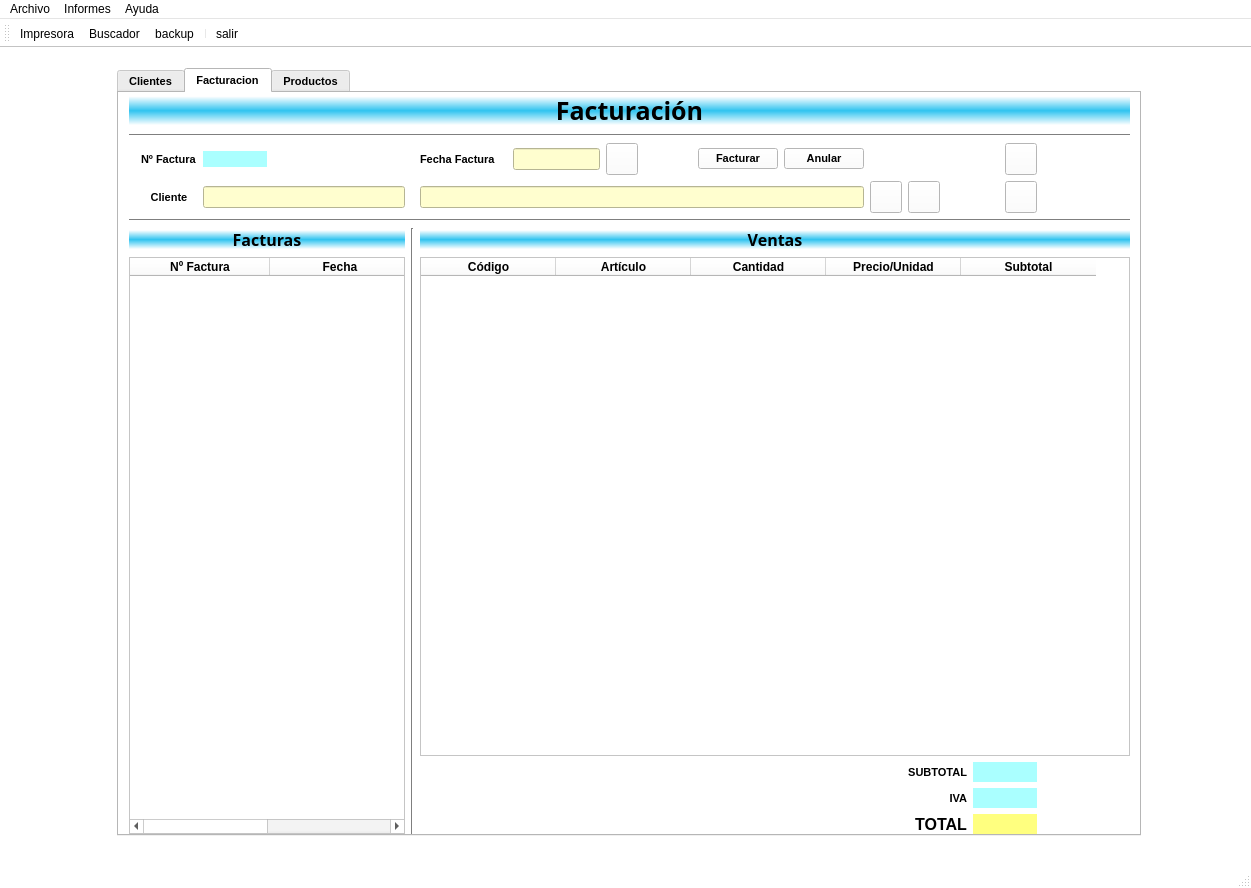
First picture: the form in venPrincipal.ui, repository YukiTheThicc/BARREIROCHAPELA, before the edit.
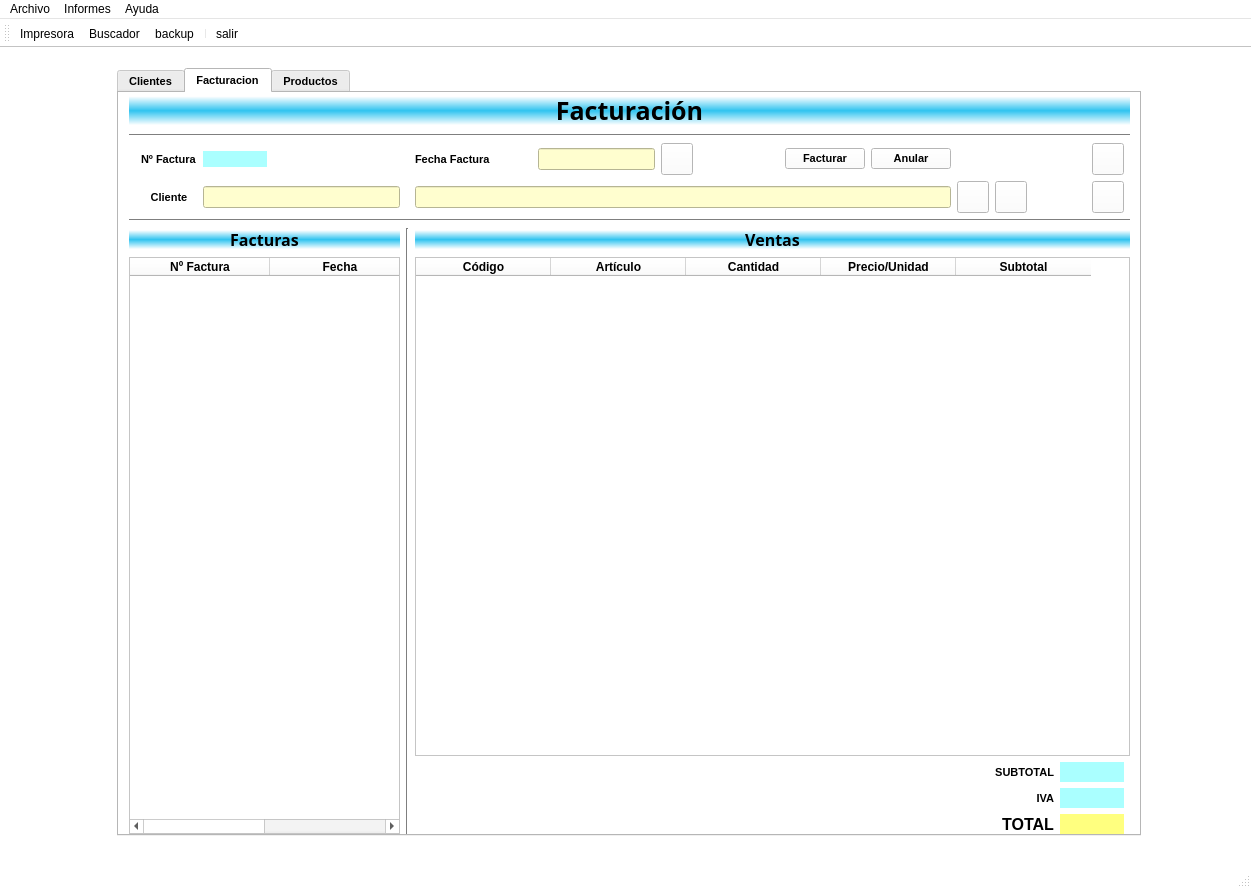
Second picture: the form after the edit. The open tabs and pages were chosen to show the change. Icons and pictures are not drawn.

What changed in the file:
```diff
--- a/venPrincipal.ui
+++ b/venPrincipal.ui
@@ -2358,7 +2358,7 @@
        <attribute name="title">
         <string>Facturacion</string>
        </attribute>
-       <widget class="QWidget" name="">
+       <widget class="QWidget" name="layoutWidget">
         <property name="geometry">
          <rect>
           <x>10</x>
@@ -4572,19 +4572,6 @@
            </property>
           </widget>
          </item>
-         <item row="10" column="15">
-          <spacer name="horizontalSpacer_19">
-           <property name="orientation">
-            <enum>Qt::Horizontal</enum>
-           </property>
-           <property name="sizeHint" stdset="0">
-            <size>
-             <width>40</width>
-             <height>20</height>
-            </size>
-           </property>
-          </spacer>
-         </item>
          <item row="3" column="5">
           <widget class="QLabel" name="lbl_fac_fecha">
            <property name="text">
```
Left out of the diff: 2 changed lines with no effect on the pictures.
